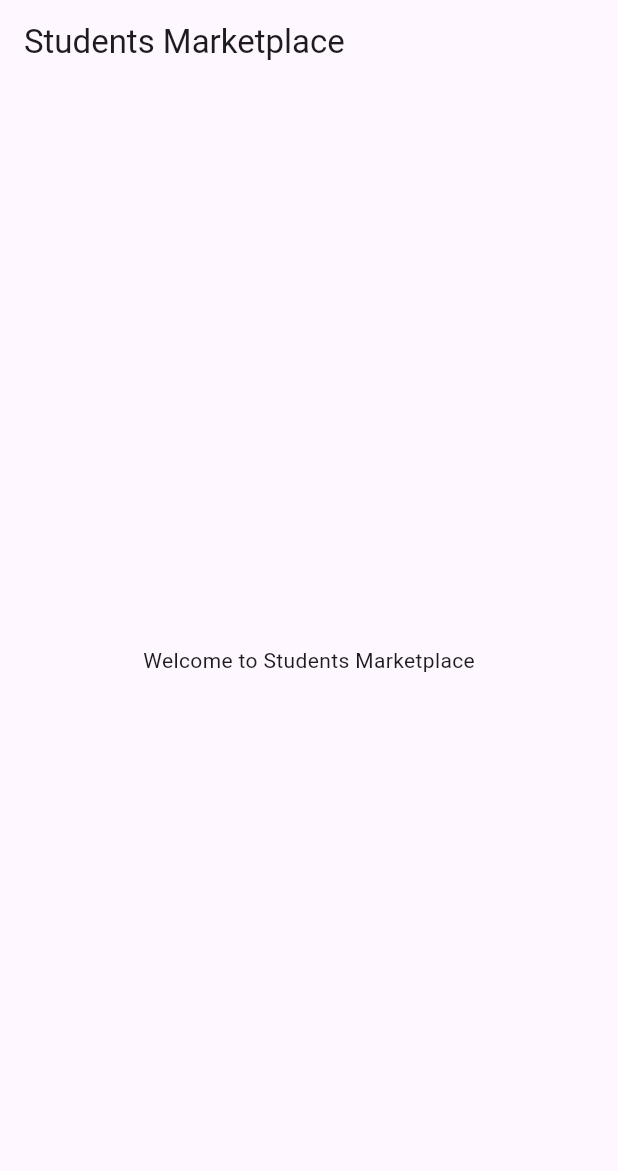
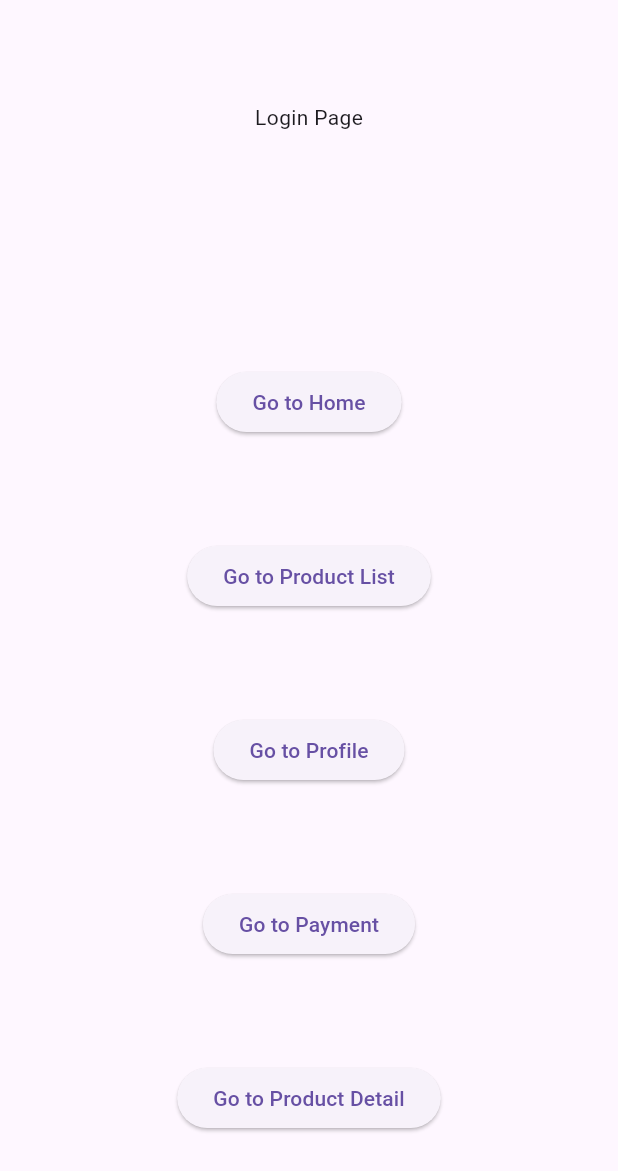
Before and after one commit to katespeed/marketplace, a Flutter app: the screen it shows after launch, on a phone screen of 412 x 824 dp. Shown: the top 1171 px of the screen. Run offline on Flutter 3.47's test engine with Material 3 defaults, Android fonts, the phone set to English and light mode, and no system bars; our stand-ins replace firebase_core, go_router; accounts and stored records are empty; statements that could not run were skipped.

Commit message:
Feature/go router (#2)
* add all pages

* develop go router

```diff
--- a/lib/main.dart
+++ b/lib/main.dart
@@ -1,12 +1,13 @@
 // Description: This code initializes a Flutter application with Firebase.
 import 'package:firebase_core/firebase_core.dart';
 import 'package:flutter/material.dart';
-import 'package:my_flutter_app/firebase_options.dart';
+import 'firebase_options.dart';
+import 'routing/router.dart';
 
 void main() async {
   WidgetsFlutterBinding.ensureInitialized();
   await Firebase.initializeApp(
-    options: DefaultFirebaseOptions.currentPlatform
+    options: DefaultFirebaseOptions.currentPlatform,
   );
   runApp(const MyApp());
 }
@@ -16,27 +17,11 @@ class MyApp extends StatelessWidget {
 
   @override
   Widget build(BuildContext context) {
-    return MaterialApp(
+    return MaterialApp.router(
       title: 'Students Marketplace',
+      routerConfig: router,
       theme: ThemeData(
         primarySwatch: Colors.blue,
-      ),
-      home: const MyHomePage(),
-    );
-  }
-}
-
-class MyHomePage extends StatelessWidget {
-  const MyHomePage({super.key});
-
-  @override
-  Widget build(BuildContext context) {
-    return Scaffold(
-      appBar: AppBar(
-        title: const Text('Students Marketplace'),
-      ),
-      body: const Center(
-        child: Text('Welcome to Students Marketplace'),
       ),
     );
   }
--- /dev/null
+++ b/lib/presentation/pages/login.dart
@@ -0,0 +1,51 @@
+import 'package:flutter/material.dart';
+import 'package:go_router/go_router.dart';
+
+class LoginPage extends StatelessWidget {
+  const LoginPage({super.key});
+
+  @override
+  Widget build(BuildContext context) {
+    return Scaffold(
+      body: Center(
+        child: Column(
+          mainAxisAlignment: MainAxisAlignment.spaceEvenly,
+          children: [
+            const Text('Login Page'),
+            const SizedBox(height: 20),
+            ElevatedButton(
+              onPressed: () {
+                context.go('/home');
+              },
+              child: const Text('Go to Home'),
+            ),
+            ElevatedButton(
+              onPressed: () {
+                context.push('/product-list');
+              },
+              child: const Text('Go to Product List'),
+            ),
+            ElevatedButton(
+              onPressed: () {
+                context.push('/profile');
+              },
+              child: const Text('Go to Profile'),
+            ),
+            ElevatedButton(
+              onPressed: () {
+                context.push('/payment');
+              },
+              child: const Text('Go to Payment'),
+            ),
+            ElevatedButton(
+              onPressed: () {
+                context.push('/product-detail');
+              },
+              child: const Text('Go to Product Detail'),
+            ),
+          ],
+        ),
+      ),
+    );
+  }
+}
--- /dev/null
+++ b/lib/routing/router.dart
@@ -0,0 +1,40 @@
+import 'package:flutter/material.dart';
+import 'package:go_router/go_router.dart';
+import 'package:my_flutter_app/presentation/pages/home.dart';
+import 'package:my_flutter_app/presentation/pages/login.dart';
+import 'package:my_flutter_app/presentation/pages/not_found.dart';
+import 'package:my_flutter_app/presentation/pages/payment.dart';
+import 'package:my_flutter_app/presentation/pages/product_detail.dart';
+import 'package:my_flutter_app/presentation/pages/product_list.dart';
+import 'package:my_flutter_app/presentation/pages/profile.dart';
+
+final router = GoRouter(
+  initialLocation: '/login',
+  errorBuilder: (context, state) => const NotFoundPage(),
+  routes: [
+    GoRoute(
+      path: '/login',
+      builder: (context, state) => const LoginPage(),
+    ),
+    GoRoute(
+      path: '/home',
+      builder: (context, state) => const HomePage(),
+    ),
+    GoRoute(
+      path: '/profile',
+      builder: (context, state) => const ProfilePage(),
+    ),
+    GoRoute(
+      path: '/product-list',
+      builder: (context, state) => const ProductListPage(),
+    ),
+    GoRoute(
+      path: '/product-detail',
+      builder: (context, state) => const ProductDetailPage(),
+    ),
+    GoRoute(
+      path: '/payment',
+      builder: (context, state) => const PaymentPage(),
+    ),
+  ],
+);
--- a/pubspec.yaml
+++ b/pubspec.yaml
@@ -10,7 +10,8 @@ dependencies:
   flutter:
     sdk: flutter
   cupertino_icons: ^1.0.2
-  firebase_core: ^3.10.1
+  firebase_core: ^2.24.2
+  go_router: ^13.2.0
 
 dev_dependencies:
   flutter_test:
```
Also changed, not shown: lib/pages/pages.dart (added, +79 -0 lines), lib/presentation/pages/home.dart (added, +12 -0 lines), lib/presentation/pages/not_found.dart (added, +12 -0 lines), lib/presentation/pages/payment.dart (added, +12 -0 lines), lib/presentation/pages/product_detail.dart (added, +12 -0 lines), lib/presentation/pages/product_list.dart (added, +12 -0 lines), lib/presentation/pages/profile.dart (added, +12 -0 lines), lib/firebase_options.dart, pubspec.lock, 1 other file.
